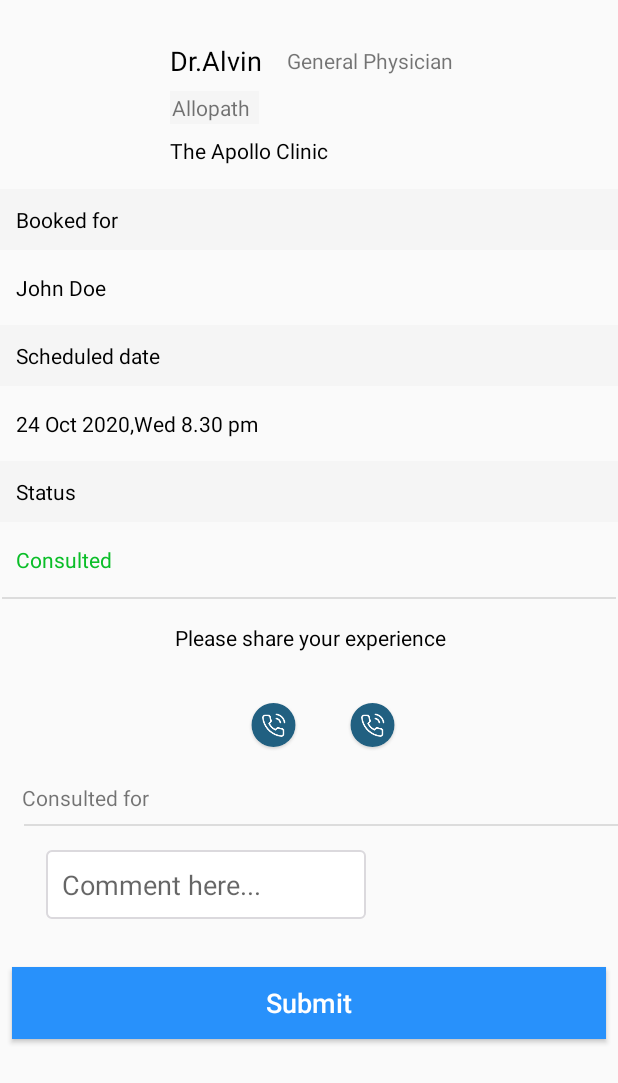
After one commit to ArionHardison/android-RPM-patient, an Android app: the VisitedDoctorsDetailActivity screen opened directly, with no data from a screen before it, on a phone screen of 412 x 824 dp. The commit adds this screen. Shown: the top 1083 px of the screen. Run offline under Robolectric (Android 15) with nearby library versions, the phone set to English and light mode, and no system bars; our stand-ins replace CircleImageView, data binding, sdp/ssp sizes; libraries missing offline, so code that uses them is left out: com.facebook.stetho.

Commit message:
Visited Doctor design completed

```diff
--- a/app/src/main/AndroidManifest.xml
+++ b/app/src/main/AndroidManifest.xml
@@ -16,7 +16,9 @@
         android:supportsRtl="true"
         android:theme="@style/AppTheme"
         tools:ignore="GoogleAppIndexingWarning">
-        <activity android:name=".ui.activity.profile.ProfileActivity"></activity>
+        <activity android:name=".ui.activity.visitedDoctor.VisitedDoctorsDetailActivity"></activity>
+        <activity android:name=".ui.activity.visitedDoctor.VisitedDoctorsActivity" />
+        <activity android:name=".ui.activity.profile.ProfileActivity" />
         <activity
             android:name=".ui.activity.main.MainActivity"
             android:label="@string/title_activity_main"
--- /dev/null
+++ b/app/src/main/java/com/midokter/app/ui/activity/visitedDoctor/VisitedDoctorsDetailActivity.kt
@@ -0,0 +1,16 @@
+package com.midokter.app.ui.activity.visitedDoctor
+
+import androidx.appcompat.app.AppCompatActivity
+import android.os.Bundle
+import androidx.databinding.ViewDataBinding
+import com.midokter.app.R
+import com.midokter.app.base.BaseActivity
+import com.midokter.app.databinding.ActivityVisitedDoctorsDetailBinding
+
+class VisitedDoctorsDetailActivity : BaseActivity<ActivityVisitedDoctorsDetailBinding>() {
+
+    override fun getLayoutId(): Int = R.layout.activity_visited_doctors_detail
+
+    override fun initView(mViewDataBinding: ViewDataBinding?) {
+    }
+}
--- /dev/null
+++ b/app/src/main/java/com/midokter/app/ui/activity/visitedDoctor/VisitedDoctorsNavigator.kt
@@ -0,0 +1,5 @@
+package com.midokter.app.ui.activity.visitedDoctor
+
+interface VisitedDoctorsNavigator {
+
+}
--- /dev/null
+++ b/app/src/main/res/layout/activity_visited_doctors_detail.xml
@@ -0,0 +1,255 @@
+<?xml version="1.0" encoding="utf-8"?>
+<layout xmlns:android="http://schemas.android.com/apk/res/android"
+    xmlns:app="http://schemas.android.com/apk/res-auto"
+    xmlns:tools="http://schemas.android.com/tools"
+    tools:context=".ui.activity.visitedDoctor.VisitedDoctorsDetailActivity">
+
+    <data>
+
+        <variable
+            name="viewmodel"
+            type="com.midokter.app.ui.activity.visitedDoctor.VisitedDoctorsViewModel" />
+    </data>
+
+    <ScrollView
+        android:layout_width="match_parent"
+        android:layout_height="match_parent">
+
+        <androidx.constraintlayout.widget.ConstraintLayout
+            android:layout_width="match_parent"
+            android:layout_height="wrap_content">
+
+            <de.hdodenhof.circleimageview.CircleImageView
+                android:id="@+id/imageView12"
+                android:layout_width="@dimen/_50sdp"
+                android:layout_height="@dimen/_50sdp"
+                android:layout_marginStart="20dp"
+                android:layout_marginLeft="20dp"
+                android:layout_marginTop="24dp"
+                app:layout_constraintStart_toStartOf="parent"
+                app:layout_constraintTop_toTopOf="parent"
+                tools:src="@tools:sample/avatars" />
+
+            <TextView
+                android:id="@+id/textView29"
+                android:layout_width="wrap_content"
+                android:layout_height="wrap_content"
+                android:layout_marginStart="28dp"
+                android:layout_marginLeft="28dp"
+                android:layout_marginTop="4dp"
+                android:text="Dr.Alvin"
+                android:textColor="@color/colorBlack"
+                android:textSize="@dimen/_14sdp"
+                app:layout_constraintStart_toEndOf="@+id/imageView12"
+                app:layout_constraintTop_toTopOf="@+id/imageView12" />
+
+            <TextView
+                android:id="@+id/textView30"
+                android:layout_width="59dp"
+                android:layout_height="wrap_content"
+                android:layout_marginTop="8dp"
+                android:background="@color/colorLiteGrey"
+                android:padding="@dimen/_1sdp"
+                android:text="Allopath"
+                app:layout_constraintStart_toStartOf="@+id/textView29"
+                app:layout_constraintTop_toBottomOf="@+id/textView29" />
+
+            <TextView
+                android:id="@+id/textView31"
+                android:layout_width="wrap_content"
+                android:layout_height="wrap_content"
+                android:layout_marginTop="8dp"
+                android:text="The Apollo Clinic"
+                android:textColor="@color/colorBlack"
+                app:layout_constraintStart_toStartOf="@+id/textView30"
+                app:layout_constraintTop_toBottomOf="@+id/textView30" />
+
+            <TextView
+                android:id="@+id/textView32"
+                android:layout_width="wrap_content"
+                android:layout_height="wrap_content"
+                android:layout_marginStart="16dp"
+                android:layout_marginLeft="16dp"
+                android:text="General Physician"
+                app:layout_constraintBottom_toBottomOf="@+id/textView29"
+                app:layout_constraintStart_toEndOf="@+id/textView29"
+                app:layout_constraintTop_toTopOf="@+id/textView29" />
+
+            <TextView
+                android:id="@+id/textView33"
+                android:layout_width="match_parent"
+                android:layout_height="wrap_content"
+                android:layout_marginTop="16dp"
+                android:background="@color/colorLiteGrey"
+                android:padding="@dimen/_8sdp"
+                android:text="Booked for"
+                android:textColor="@color/colorBlack"
+                app:layout_constraintStart_toStartOf="parent"
+                app:layout_constraintTop_toBottomOf="@+id/textView31" />
+
+            <TextView
+                android:id="@+id/textView34"
+                android:layout_width="match_parent"
+                android:layout_height="wrap_content"
+                android:paddingStart="@dimen/_8sdp"
+                android:paddingTop="@dimen/_12sdp"
+                android:paddingEnd="@dimen/_8sdp"
+                android:paddingBottom="@dimen/_12sdp"
+                android:text="John Doe"
+                android:textColor="@color/colorBlack"
+                app:layout_constraintEnd_toEndOf="parent"
+                app:layout_constraintStart_toStartOf="@+id/textView33"
+                app:layout_constraintTop_toBottomOf="@+id/textView33" />
+
+            <TextView
+                android:id="@+id/textView35"
+                android:layout_width="match_parent"
+                android:layout_height="wrap_content"
+                android:background="@color/colorLiteGrey"
+                android:padding="@dimen/_8sdp"
+                android:text="Scheduled date"
+                android:textColor="@color/colorBlack"
+                app:layout_constraintEnd_toEndOf="parent"
+                app:layout_constraintStart_toStartOf="parent"
+                app:layout_constraintTop_toBottomOf="@+id/textView34" />
+
+            <TextView
+                android:id="@+id/textView36"
+                android:layout_width="match_parent"
+                android:layout_height="wrap_content"
+                android:paddingStart="@dimen/_8sdp"
+                android:paddingTop="@dimen/_12sdp"
+                android:paddingEnd="@dimen/_8sdp"
+                android:paddingBottom="@dimen/_12sdp"
+                android:text="24 Oct 2020,Wed 8.30 pm"
+                android:textColor="@color/colorBlack"
+                app:layout_constraintEnd_toEndOf="parent"
+                app:layout_constraintStart_toStartOf="parent"
+                app:layout_constraintTop_toBottomOf="@+id/textView35" />
+
+            <TextView
+                android:id="@+id/textView37"
+                android:layout_width="match_parent"
+                android:layout_height="wrap_content"
+                android:background="@color/colorLiteGrey"
+                android:padding="@dimen/_8sdp"
+                android:text="Status"
+                android:textColor="@color/colorBlack"
+                app:layout_constraintEnd_toEndOf="parent"
+                app:layout_constraintStart_toStartOf="parent"
+                app:layout_constraintTop_toBottomOf="@+id/textView36" />
+
+            <TextView
+                android:id="@+id/textView38"
+                android:layout_width="match_parent"
+                android:layout_height="wrap_content"
+                android:paddingStart="@dimen/_8sdp"
+                android:paddingTop="@dimen/_12sdp"
+                android:paddingEnd="@dimen/_8sdp"
+                android:paddingBottom="@dimen/_12sdp"
+                android:text="Consulted"
+                android:textColor="@color/colorGreen"
+                app:layout_constraintEnd_toEndOf="@+id/textView37"
+                app:layout_constraintStart_toStartOf="@+id/textView37"
+                app:layout_constraintTop_toBottomOf="@+id/textView37" />
+
+            <View
+                android:id="@+id/divider"
+                android:layout_width="409dp"
+                android:layout_height="1dp"
+                android:background="?android:attr/listDivider"
+                app:layout_constraintEnd_toEndOf="@+id/textView38"
+                app:layout_constraintStart_toStartOf="@+id/textView38"
+                app:layout_constraintTop_toBottomOf="@+id/textView38" />
+
+            <TextView
+                android:id="@+id/textView39"
+                android:layout_width="wrap_content"
+                android:layout_height="wrap_content"
+                android:layout_marginTop="16dp"
+                android:text="Please share your experience"
+                android:textColor="@color/colorBlack"
+                app:layout_constraintEnd_toEndOf="parent"
+                app:layout_constraintStart_toStartOf="@+id/divider"
+                app:layout_constraintTop_toBottomOf="@+id/divider" />
+
+            <ImageView
+                android:id="@+id/imageView13"
+                android:layout_width="wrap_content"
+                android:layout_height="wrap_content"
+                android:layout_marginStart="48dp"
+                android:layout_marginTop="32dp"
+                android:src="@drawable/ic_call"
+                app:layout_constraintStart_toStartOf="@+id/textView39"
+                app:layout_constraintTop_toBottomOf="@+id/textView39" />
+
+            <ImageView
+                android:id="@+id/imageView14"
+                android:layout_width="wrap_content"
+                android:layout_height="wrap_content"
+                android:layout_marginTop="32dp"
+                android:src="@drawable/ic_call"
+                app:layout_constraintEnd_toEndOf="@+id/textView39"
+                app:layout_constraintHorizontal_bias="0.492"
+                app:layout_constraintStart_toEndOf="@+id/imageView13"
+                app:layout_constraintTop_toBottomOf="@+id/textView39" />
+
+            <TextView
+                android:id="@+id/textView40"
+                android:layout_width="wrap_content"
+                android:layout_height="wrap_content"
+                android:layout_marginTop="20dp"
+                android:text="Consulted for"
+                app:layout_constraintEnd_toEndOf="parent"
+                app:layout_constraintHorizontal_bias="0.045"
+                app:layout_constraintStart_toStartOf="parent"
+                app:layout_constraintTop_toBottomOf="@+id/imageView14" />
+
+            <View
+                android:id="@+id/divider2"
+                android:layout_width="match_parent"
+                android:layout_height="1dp"
+                android:layout_marginStart="16dp"
+                android:layout_marginLeft="16dp"
+                android:layout_marginTop="8dp"
+                android:background="?android:attr/listDivider"
+                app:layout_constraintEnd_toEndOf="parent"
+                app:layout_constraintHorizontal_bias="0.0"
+                app:layout_constraintStart_toStartOf="@+id/textView40"
+                app:layout_constraintTop_toBottomOf="@+id/textView40" />
+
+            <EditText
+                android:id="@+id/editText7"
+                android:layout_width="wrap_content"
+                android:layout_height="wrap_content"
+                android:layout_marginTop="16dp"
+                android:background="@drawable/rectangular_box"
+                android:ems="10"
+                android:gravity="start"
+                android:hint="Comment here..."
+                android:inputType="textPersonName"
+                android:maxLines="5"
+                android:padding="@dimen/_8sdp"
+                app:layout_constraintStart_toStartOf="@+id/divider2"
+                app:layout_constraintTop_toBottomOf="@+id/divider2" />
+
+            <Button
+                android:id="@+id/button14"
+                android:layout_width="match_parent"
+                android:layout_height="wrap_content"
+                android:layout_marginStart="8dp"
+                android:layout_marginTop="32dp"
+                android:layout_marginEnd="8dp"
+                android:layout_marginBottom="8dp"
+                android:background="@color/colorButton"
+                android:text="Submit"
+                android:textAllCaps="false"
+                android:textColor="@color/colorWhite"
+                android:textSize="@dimen/_14sdp"
+                app:layout_constraintBottom_toBottomOf="parent"
+                app:layout_constraintEnd_toEndOf="parent"
+                app:layout_constraintStart_toStartOf="parent"
+                app:layout_constraintTop_toBottomOf="@+id/editText7" />
+        </androidx.constraintlayout.widget.ConstraintLayout>
+    </ScrollView>
+</layout>
--- a/app/src/main/res/values/colors.xml
+++ b/app/src/main/res/values/colors.xml
@@ -10,7 +10,10 @@
     <color name="colorGrey">#d3d3d3</color>
     <color name="colorwhiteGrey">#f9f9f9</color>
     <color name="colorDarkGrey">#acacac</color>
+    <color name="colorLiteGrey">#f5f5f5</color>
     <color name="colorButton">#2891fb</color>
     <color name="colorwalletbg">#0759ab</color>
+    <color name="colorGreen">#0ABE28</color>
+    <color name="colorLiteGreen">#8CEE9C</color>
 
 </resources>
```
Also changed, not shown: app/src/main/java/com/midokter/app/ui/activity/visitedDoctor/VisitedDoctorsActivity.kt (added, +33 -0 lines), app/src/main/java/com/midokter/app/ui/activity/visitedDoctor/VisitedDoctorsViewModel.kt (added, +7 -0 lines), app/src/main/java/com/midokter/app/ui/adapter/VisitedDoctorsListAdapter.kt (added, +44 -0 lines), app/src/main/res/layout/activity_visited_doctors.xml (added, +32 -0 lines), app/src/main/res/layout/visited_doctors_list_item.xml (added, +83 -0 lines).
